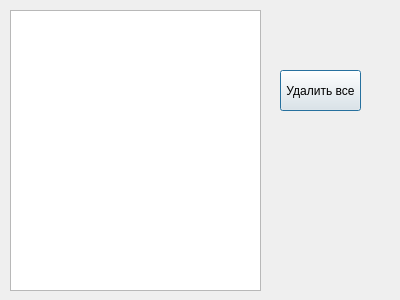
Old version of the form map/designs/favourites.ui in the repository yaroslavasrf/progect_district.
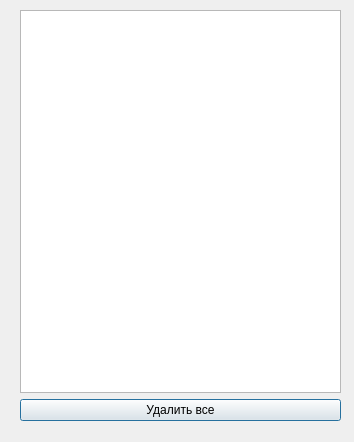
New version of the form.

```diff
--- a/map/designs/favourites.ui
+++ b/map/designs/favourites.ui
@@ -6,35 +6,34 @@
    <rect>
     <x>0</x>
     <y>0</y>
-    <width>400</width>
-    <height>300</height>
+    <width>354</width>
+    <height>442</height>
    </rect>
   </property>
   <property name="windowTitle">
    <string>Dialog</string>
   </property>
-  <widget class="QListWidget" name="fav_list">
+  <widget class="QWidget" name="">
    <property name="geometry">
     <rect>
-     <x>10</x>
+     <x>20</x>
      <y>10</y>
-     <width>251</width>
-     <height>281</height>
+     <width>321</width>
+     <height>411</height>
     </rect>
    </property>
-  </widget>
+   <layout class="QVBoxLayout" name="verticalLayout">
+    <item>
+     <widget class="QListWidget" name="fav_list"/>
+    </item>
+    <item>
   <widget class="QPushButton" name="delete_all">
-   <property name="geometry">
-    <rect>
-     <x>280</x>
-     <y>70</y>
-     <width>81</width>
-     <height>41</height>
-    </rect>
-   </property>
    <property name="text">
     <string>Удалить все</string>
    </property>
+     </widget>
+    </item>
+   </layout>
   </widget>
  </widget>
  <resources/>
```
Lines whose indentation alone changed are shown as unchanged.
